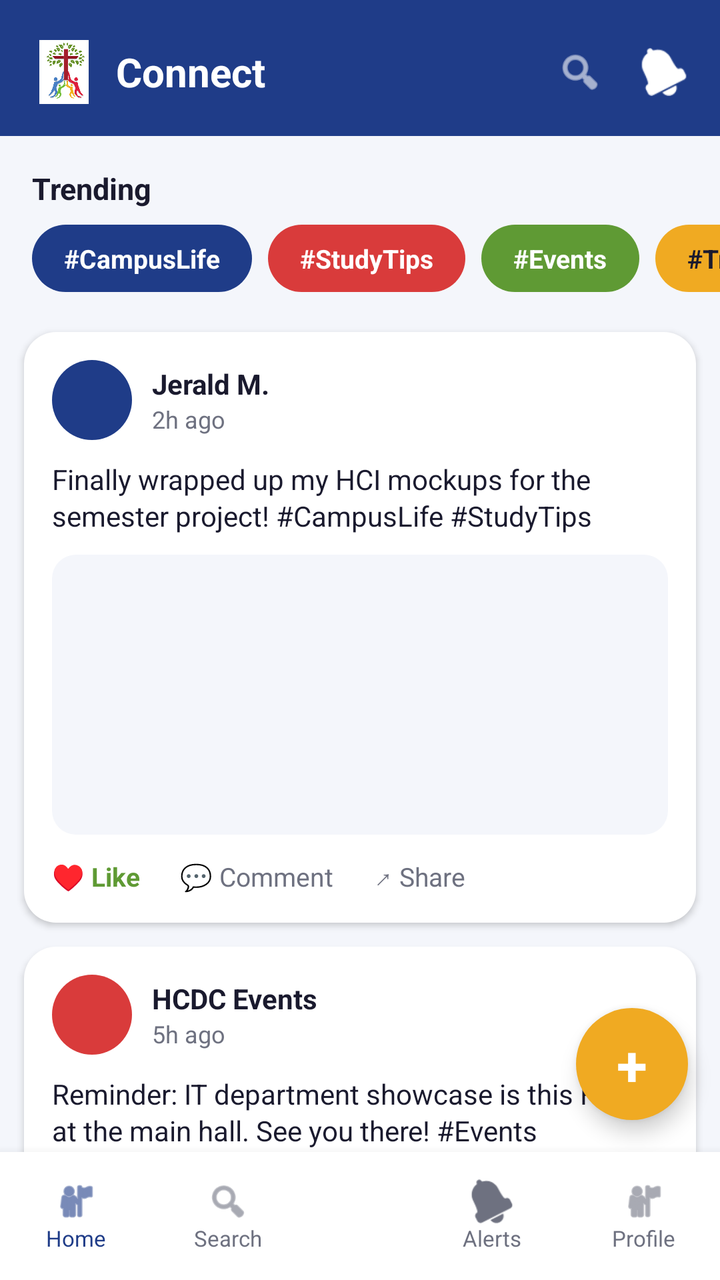
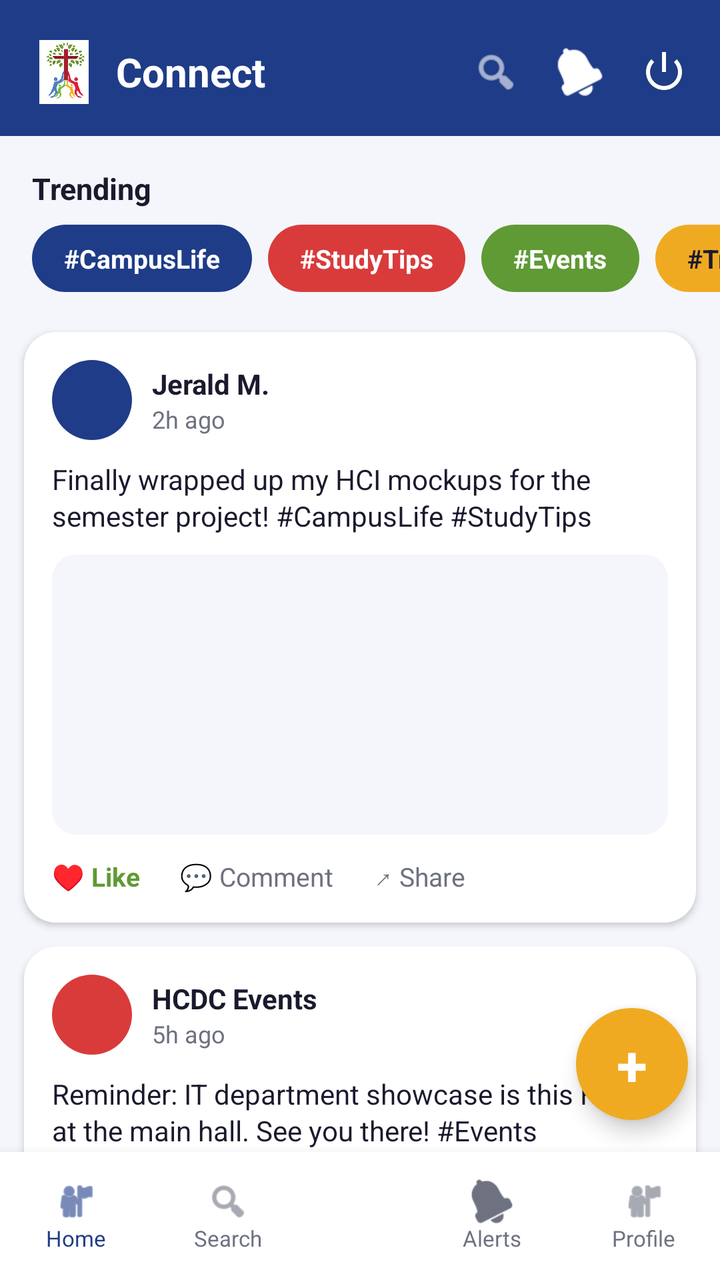

The first picture is an Android layout as it rendered before a commit; the second is the same layout after the commit. The layout source and the unified diff follow.
<!-- AndroidManifest.xml: application theme Theme.HomePageLayout -->
<!-- res/layout/activity_home.xml -->
<?xml version="1.0" encoding="utf-8"?>
<androidx.coordinatorlayout.widget.CoordinatorLayout xmlns:android="http://schemas.android.com/apk/res/android"
    xmlns:app="http://schemas.android.com/apk/res-auto"
    android:layout_width="match_parent"
    android:layout_height="match_parent"
    android:background="@color/surface_light">

    <androidx.core.widget.NestedScrollView
        android:layout_width="match_parent"
        android:layout_height="match_parent"
        app:layout_behavior="@string/appbar_scrolling_view_behavior">

        <LinearLayout
            android:layout_width="match_parent"
            android:layout_height="wrap_content"
            android:orientation="vertical"
            android:paddingBottom="88dp">

            
            <LinearLayout
                android:layout_width="match_parent"
                android:layout_height="wrap_content"
                android:orientation="horizontal"
                android:background="@color/brand_navy"
                android:paddingHorizontal="16dp"
                android:paddingTop="20dp"
                android:paddingBottom="16dp"
                android:gravity="center_vertical">

                <ImageView
                    android:layout_width="32dp"
                    android:layout_height="32dp"
                    android:src="@drawable/tree_logo"
                    android:contentDescription="App logo" />

                <TextView
                    android:layout_width="0dp"
                    android:layout_height="wrap_content"
                    android:layout_weight="1"
                    android:layout_marginStart="10dp"
                    android:text="Connect"
                    android:textColor="@color/white"
                    android:textSize="20sp"
                    android:textStyle="bold" />

                <ImageView
                    android:layout_width="24dp"
                    android:layout_height="24dp"
                    android:src="@android:drawable/ic_menu_search"
                    android:tint="@color/white"
                    android:contentDescription="Search"
                    android:layout_marginEnd="18dp" />

                <ImageView
                    android:layout_width="24dp"
                    android:layout_height="24dp"
                    android:src="@android:drawable/ic_popup_reminder"
                    android:tint="@color/white"
                    android:contentDescription="Notifications" />
            </LinearLayout>

            
            <TextView
                android:layout_width="wrap_content"
                android:layout_height="wrap_content"
                android:text="Trending"
                android:textColor="@color/text_primary"
                android:textSize="15sp"
                android:textStyle="bold"
                android:paddingHorizontal="16dp"
                android:paddingTop="16dp"
                android:paddingBottom="8dp" />

            <HorizontalScrollView
                android:layout_width="match_parent"
                android:layout_height="wrap_content"
                android:scrollbars="none"
                android:paddingBottom="8dp">

                <LinearLayout
                    android:layout_width="wrap_content"
                    android:layout_height="wrap_content"
                    android:orientation="horizontal"
                    android:paddingStart="16dp"
                    android:paddingEnd="8dp">

                    <TextView
                        style="@style/HashtagChip"
                        android:background="@drawable/bg_chip_navy"
                        android:text="#CampusLife" />

                    <TextView
                        style="@style/HashtagChip"
                        android:background="@drawable/bg_chip_purple"
                        android:text="#StudyTips" />

                    <TextView
                        style="@style/HashtagChip"
                        android:background="@drawable/bg_chip_blue"
                        android:text="#Events" />

                    <TextView
                        style="@style/HashtagChip"
                        android:background="@drawable/bg_chip_cyan"
                        android:text="#Trending"
                        android:textColor="@color/text_primary" />
                </LinearLayout>
            </HorizontalScrollView>

            
            <LinearLayout
                android:layout_width="match_parent"
                android:layout_height="wrap_content"
                android:orientation="vertical"
                android:layout_margin="12dp"
                android:padding="14dp"
                android:background="@drawable/bg_card_rounded"
                android:elevation="2dp">

                <LinearLayout
                    android:layout_width="match_parent"
                    android:layout_height="wrap_content"
                    android:orientation="horizontal"
                    android:gravity="center_vertical">

                    <View
                        android:layout_width="40dp"
                        android:layout_height="40dp"
                        android:background="@drawable/circle_avatar_navy" />

                    <LinearLayout
                        android:layout_width="0dp"
                        android:layout_height="wrap_content"
                        android:layout_weight="1"
                        android:layout_marginStart="10dp"
                        android:orientation="vertical">

                        <TextView
                            android:layout_width="wrap_content"
                            android:layout_height="wrap_content"
                            android:text="Jerald M."
                            android:textColor="@color/text_primary"
                            android:textStyle="bold"
                            android:textSize="14sp" />

                        <TextView
                            android:layout_width="wrap_content"
                            android:layout_height="wrap_content"
                            android:text="2h ago"
                            android:textColor="@color/text_secondary"
                            android:textSize="12sp" />
                    </LinearLayout>
                </LinearLayout>

                <TextView
                    android:layout_width="match_parent"
                    android:layout_height="wrap_content"
                    android:layout_marginTop="10dp"
                    android:text="Finally wrapped up my HCI mockups for the semester project! #CampusLife #StudyTips"
                    android:textColor="@color/text_primary"
                    android:textSize="14sp"
                    android:lineSpacingExtra="2dp" />

                <View
                    android:layout_width="match_parent"
                    android:layout_height="140dp"
                    android:layout_marginTop="10dp"
                    android:background="@drawable/bg_image_placeholder" />

                <include layout="@layout/row_post_actions" />
            </LinearLayout>

            
            <LinearLayout
                android:layout_width="match_parent"
                android:layout_height="wrap_content"
                android:orientation="vertical"
                android:layout_marginHorizontal="12dp"
                android:layout_marginBottom="12dp"
                android:padding="14dp"
                android:background="@drawable/bg_card_rounded"
                android:elevation="2dp">

                <LinearLayout
                    android:layout_width="match_parent"
                    android:layout_height="wrap_content"
                    android:orientation="horizontal"
                    android:gravity="center_vertical">

                    <View
                        android:layout_width="40dp"
                        android:layout_height="40dp"
                        android:background="@drawable/circle_avatar_purple" />

                    <LinearLayout
                        android:layout_width="0dp"
                        android:layout_height="wrap_content"
                        android:layout_weight="1"
                        android:layout_marginStart="10dp"
                        android:orientation="vertical">

                        <TextView
                            android:layout_width="wrap_content"
                            android:layout_height="wrap_content"
                            android:text="HCDC Events"
                            android:textColor="@color/text_primary"
                            android:textStyle="bold"
                            android:textSize="14sp" />

                        <TextView
                            android:layout_width="wrap_content"
                            android:layout_height="wrap_content"
                            android:text="5h ago"
                            android:textColor="@color/text_secondary"
                            android:textSize="12sp" />
                    </LinearLayout>
                </LinearLayout>

                <TextView
                    android:layout_width="match_parent"
                    android:layout_height="wrap_content"
                    android:layout_marginTop="10dp"
                    android:text="Reminder: IT department showcase is this Friday at the main hall. See you there! #Events"
                    android:textColor="@color/text_primary"
                    android:textSize="14sp"
                    android:lineSpacingExtra="2dp" />

                <include layout="@layout/row_post_actions" />
            </LinearLayout>

        </LinearLayout>
    </androidx.core.widget.NestedScrollView>

    
    <TextView
        android:layout_width="56dp"
        android:layout_height="56dp"
        android:layout_gravity="bottom|end"
        android:layout_marginEnd="16dp"
        android:layout_marginBottom="80dp"
        android:background="@drawable/circle_fab_bg"
        android:text="+"
        android:textColor="@color/white"
        android:textSize="28sp"
        android:textStyle="bold"
        android:gravity="center"
        android:elevation="6dp" />

    
    <LinearLayout
        android:layout_width="match_parent"
        android:layout_height="64dp"
        android:layout_gravity="bottom"
        android:orientation="horizontal"
        android:background="@color/white"
        android:elevation="8dp"
        android:gravity="center_vertical">

        <LinearLayout
            android:layout_width="0dp"
            android:layout_height="match_parent"
            android:layout_weight="1"
            android:orientation="vertical"
            android:gravity="center">
            <ImageView
                android:layout_width="22dp"
                android:layout_height="22dp"
                android:src="@android:drawable/ic_menu_myplaces"
                android:tint="@color/brand_navy" />
            <TextView
                android:layout_width="wrap_content"
                android:layout_height="wrap_content"
                android:text="Home"
                android:textSize="11sp"
                android:textColor="@color/brand_navy" />
        </LinearLayout>

        <LinearLayout
            android:layout_width="0dp"
            android:layout_height="match_parent"
            android:layout_weight="1"
            android:orientation="vertical"
            android:gravity="center">
            <ImageView
                android:layout_width="22dp"
                android:layout_height="22dp"
                android:src="@android:drawable/ic_menu_search"
                android:tint="@color/text_secondary" />
            <TextView
                android:layout_width="wrap_content"
                android:layout_height="wrap_content"
                android:text="Search"
                android:textSize="11sp"
                android:textColor="@color/text_secondary" />
        </LinearLayout>

        
        <View
            android:layout_width="56dp"
            android:layout_height="match_parent" />

        <LinearLayout
            android:layout_width="0dp"
            android:layout_height="match_parent"
            android:layout_weight="1"
            android:orientation="vertical"
            android:gravity="center">
            <ImageView
                android:layout_width="22dp"
                android:layout_height="22dp"
                android:src="@android:drawable/ic_popup_reminder"
                android:tint="@color/text_secondary" />
            <TextView
                android:layout_width="wrap_content"
                android:layout_height="wrap_content"
                android:text="Alerts"
                android:textSize="11sp"
                android:textColor="@color/text_secondary" />
        </LinearLayout>

        <LinearLayout
            android:layout_width="0dp"
            android:layout_height="match_parent"
            android:layout_weight="1"
            android:orientation="vertical"
            android:gravity="center">
            <ImageView
                android:layout_width="22dp"
                android:layout_height="22dp"
                android:src="@android:drawable/ic_menu_myplaces"
                android:tint="@color/text_secondary" />
            <TextView
                android:layout_width="wrap_content"
                android:layout_height="wrap_content"
                android:text="Profile"
                android:textSize="11sp"
                android:textColor="@color/text_secondary" />
        </LinearLayout>
    </LinearLayout>

</androidx.coordinatorlayout.widget.CoordinatorLayout>
<!-- res/layout/row_post_actions.xml (included above) -->
<?xml version="1.0" encoding="utf-8"?>
<LinearLayout xmlns:android="http://schemas.android.com/apk/res/android"
    android:layout_width="match_parent"
    android:layout_height="wrap_content"
    android:orientation="horizontal"
    android:layout_marginTop="12dp"
    android:gravity="center_vertical">

    <TextView
        android:layout_width="wrap_content"
        android:layout_height="wrap_content"
        android:text="♥ Like"
        android:textColor="@color/brand_green"
        android:textSize="13sp"
        android:textStyle="bold"
        android:paddingEnd="20dp" />

    <TextView
        android:layout_width="wrap_content"
        android:layout_height="wrap_content"
        android:text="💬 Comment"
        android:textColor="@color/text_secondary"
        android:textSize="13sp"
        android:paddingEnd="20dp" />

    <TextView
        android:layout_width="wrap_content"
        android:layout_height="wrap_content"
        android:text="↗ Share"
        android:textColor="@color/text_secondary"
        android:textSize="13sp" />
</LinearLayout>
<!-- resources referenced by this layout -->
<resources>
  <color name="brand_green">#5F9A34</color>
  <color name="brand_navy">#1F3C88</color>
  <color name="surface_light">#F4F6FB</color>
  <color name="text_primary">#1A1A2E</color>
  <color name="text_secondary">#6E7180</color>
  <color name="white">#FFFFFF</color>
  <!-- drawable bg_card_rounded (drawable) -->
  <?xml version="1.0" encoding="utf-8"?>
  <shape xmlns:android="http://schemas.android.com/apk/res/android"
      android:shape="rectangle">
      <solid android:color="@color/background_white" />
      <corners android:radius="16dp" />
  </shape>
  <!-- drawable bg_chip_blue (drawable) -->
  <?xml version="1.0" encoding="utf-8"?>
  <shape xmlns:android="http://schemas.android.com/apk/res/android"
      android:shape="rectangle">
      <solid android:color="@color/brand_green" />
      <corners android:radius="20dp" />
  </shape>
  <!-- drawable bg_chip_cyan (drawable) -->
  <?xml version="1.0" encoding="utf-8"?>
  <shape xmlns:android="http://schemas.android.com/apk/res/android"
      android:shape="rectangle">
      <solid android:color="@color/brand_gold" />
      <corners android:radius="20dp" />
  </shape>
  <!-- drawable bg_chip_navy (drawable) -->
  <?xml version="1.0" encoding="utf-8"?>
  <shape xmlns:android="http://schemas.android.com/apk/res/android"
      android:shape="rectangle">
      <solid android:color="@color/brand_navy" />
      <corners android:radius="20dp" />
  </shape>
  <!-- drawable bg_chip_purple (drawable) -->
  <?xml version="1.0" encoding="utf-8"?>
  <shape xmlns:android="http://schemas.android.com/apk/res/android"
      android:shape="rectangle">
      <solid android:color="@color/brand_red" />
      <corners android:radius="20dp" />
  </shape>
  <!-- drawable bg_image_placeholder (drawable) -->
  <?xml version="1.0" encoding="utf-8"?>
  <shape xmlns:android="http://schemas.android.com/apk/res/android"
      android:shape="rectangle">
      <solid android:color="@color/surface_light" />
      <corners android:radius="12dp" />
  </shape>
  <!-- drawable circle_avatar_navy (drawable) -->
  <?xml version="1.0" encoding="utf-8"?>
  <shape xmlns:android="http://schemas.android.com/apk/res/android"
      android:shape="oval">
      <solid android:color="@color/brand_navy" />
  </shape>
  <!-- drawable circle_avatar_purple (drawable) -->
  <?xml version="1.0" encoding="utf-8"?>
  <shape xmlns:android="http://schemas.android.com/apk/res/android"
      android:shape="oval">
      <solid android:color="@color/brand_red" />
  </shape>
  <!-- drawable circle_fab_bg (drawable) -->
  <?xml version="1.0" encoding="utf-8"?>
  <shape xmlns:android="http://schemas.android.com/apk/res/android"
      android:shape="oval">
      <solid android:color="@color/brand_gold" />
  </shape>
  <!-- drawable tree_logo: png bitmap (drawable, 85620 bytes) -->
  <style name="HashtagChip">
          <item name="android:layout_width">wrap_content</item>
          <item name="android:layout_height">wrap_content</item>
          <item name="android:layout_marginEnd">8dp</item>
          <item name="android:paddingHorizontal">16dp</item>
          <item name="android:paddingVertical">8dp</item>
          <item name="android:textColor">@color/white</item>
          <item name="android:textSize">13sp</item>
          <item name="android:textStyle">bold</item>
      </style>
  <style name="Theme.HomePageLayout" parent="Base.Theme.HomePageLayout" />
  <color name="background_white">#FFFFFF</color>
  <color name="brand_gold">#F0AA22</color>
  <color name="brand_red">#D93B3B</color>
  <style name="Base.Theme.HomePageLayout" parent="Theme.Material3.DayNight.NoActionBar">
          
          
      </style>
</resources>

<!-- the commit's change to res/layout/activity_home.xml (unified diff, before → after) -->
@@ -1,6 +1,7 @@
 <?xml version="1.0" encoding="utf-8"?>
 <androidx.coordinatorlayout.widget.CoordinatorLayout xmlns:android="http://schemas.android.com/apk/res/android"
     xmlns:app="http://schemas.android.com/apk/res-auto"
+    android:id="@+id/homeRoot"
     android:layout_width="match_parent"
     android:layout_height="match_parent"
     android:background="@color/surface_light">
@@ -18,6 +19,7 @@
 
             
             <LinearLayout
+                android:id="@+id/topBar"
                 android:layout_width="match_parent"
                 android:layout_height="wrap_content"
                 android:orientation="horizontal"
@@ -56,7 +58,18 @@
                     android:layout_height="24dp"
                     android:src="@android:drawable/ic_popup_reminder"
                     android:tint="@color/white"
-                    android:contentDescription="Notifications" />
+                    android:contentDescription="Notifications"
+                    android:layout_marginEnd="18dp" />
+
+                
+                <ImageButton
+                    android:id="@+id/btnLogout"
+                    android:layout_width="24dp"
+                    android:layout_height="24dp"
+                    android:background="@android:color/transparent"
+                    android:src="@android:drawable/ic_lock_power_off"
+                    android:tint="@color/white"
+                    android:contentDescription="Logout" />
             </LinearLayout>
 
             
@@ -233,6 +246,7 @@
 
     
     <TextView
+        android:id="@+id/fabNewPost"
         android:layout_width="56dp"
         android:layout_height="56dp"
         android:layout_gravity="bottom|end"
@@ -248,6 +262,7 @@
 
     
     <LinearLayout
+        android:id="@+id/bottomNav"
         android:layout_width="match_parent"
         android:layout_height="64dp"
         android:layout_gravity="bottom"
